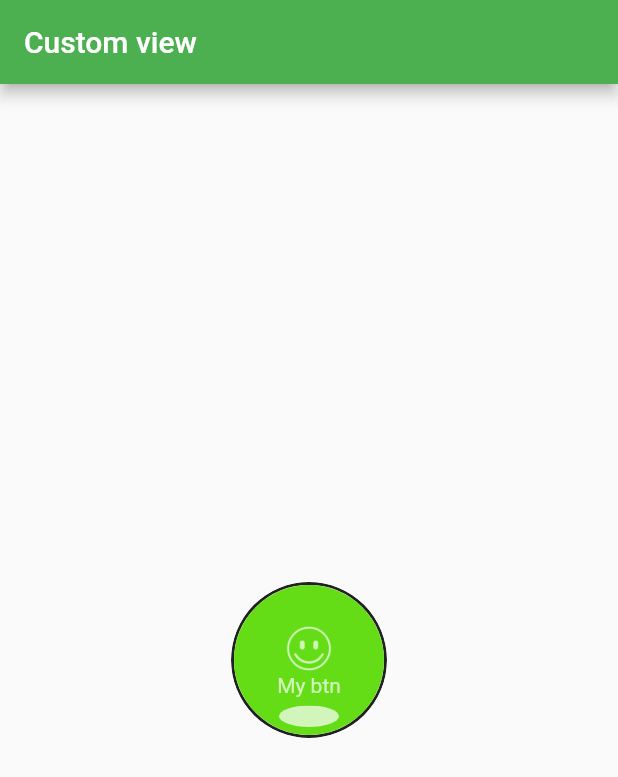
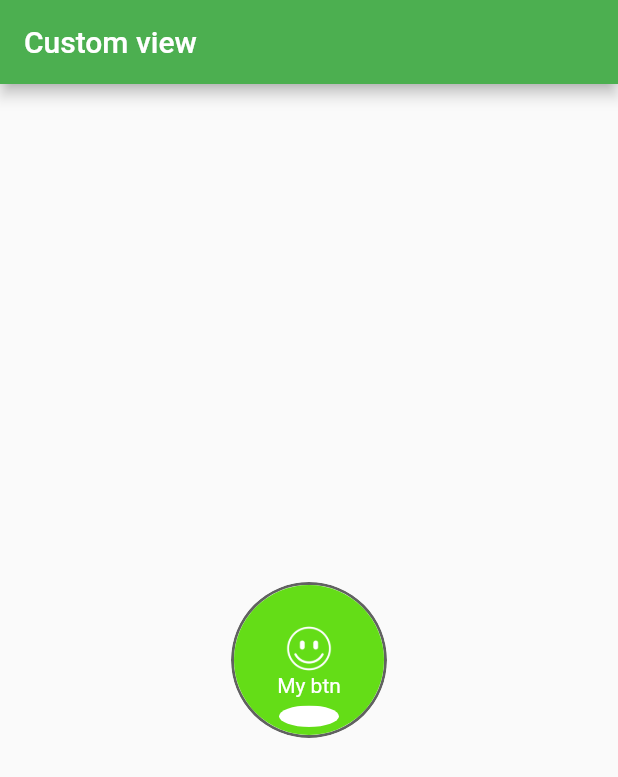
Before and after one commit to IvanTyurin/smile_app, a Flutter app: the screen it shows after launch, after a tap on "My btn", on a phone screen of 412 x 824 dp. Shown: the top 777 px of the screen. Run offline on Flutter 3.47's test engine with Material 2 defaults, Android fonts, the phone set to English and light mode, and no system bars.

Commit message:
Corrected the logic of the button. Added getting the path to the image. Formatted the code to dartfmt.

```diff
--- a/lib/SmileButton.dart
+++ b/lib/SmileButton.dart
@@ -7,19 +7,21 @@ class SmileButton extends StatefulWidget {
   final Color activeColor;
   final Color accentColor;
   final bool isEnabled;
+  final String imagePath;
 
   final void Function(bool state) onTap;
 
-  SmileButton({
-    Key key,
+  SmileButton(
+      {Key key,
       this.buttonSize,
+      this.imagePath,
       this.title,
       this.accentColor,
       this.filColor,
       this.activeColor,
       this.onTap,
-    @required this.isEnabled
-  }) : super(key: key);
+      this.isEnabled})
+      : super(key: key);
 
   @override
   _SmileButtonState createState() {
@@ -28,9 +30,11 @@ class SmileButton extends StatefulWidget {
 }
 
 class _SmileButtonState extends State<SmileButton> {
-  bool onTaped = false;
+  bool _onTaped = false;
+  bool _buttonIsEnabled;
 
   String _buttonTitle;
+  String _pathToImage;
   double _trueButtonSize;
   Color _buttonFilColor;
   Color _buttonAccentColor;
@@ -47,17 +51,15 @@ class _SmileButtonState extends State<SmileButton> {
         decoration: BoxDecoration(
             border: Border.all(
               width: 2.0,
-                color: Colors.black87,
+              color: Colors.grey.shade700,
             ),
-              borderRadius: BorderRadius.all(Radius.circular((_trueButtonSize+4)/2))
-            ),
+            borderRadius:
+                BorderRadius.all(Radius.circular((_trueButtonSize + 4) / 2))),
         child: ClipOval(
           child: _buttonBodyBuilder(),
         ),
-          )
-        ),
-      )
-    );
+      )),
+    ));
   }
 
   Widget _buttonBodyBuilder() {
@@ -68,76 +70,93 @@ class _SmileButtonState extends State<SmileButton> {
       child: Column(
         mainAxisAlignment: MainAxisAlignment.end,
         children: [
-          Container(
-            constraints: BoxConstraints(
-              minHeight: _trueButtonSize/3,
-            ),
-            child: Image(
-              image: AssetImage('assets/happy.png'),
-              height: _trueButtonSize/3,
-              color: _buttonAccentColor,
-            ),
-            alignment: Alignment.bottomCenter,
-          ),
-          Container(
-            height: 16,
-            child: Text(
-              '$_buttonTitle',
-              style: TextStyle(
-                  color: _buttonAccentColor
-              ),
-            ),
-            alignment: Alignment.bottomCenter,
-          ),
-          Container(
-            constraints: BoxConstraints(
-                minHeight: _trueButtonSize/4
-            ),
-            child: ClipOval(
-              child: Container(
-                width: _trueButtonSize/2.5,
-                height: _trueButtonSize/7,
-                color: _buttonAccentColor,
-              ),
-            ),
-            alignment: Alignment.center,
-          ),
+          _buildImage(),
+          _buidTitle(),
+          _buildShadow(),
         ],
       ),
     );
   }
 
+  Widget _buildImage() {
+    return Container(
+      constraints: BoxConstraints(
+        minHeight: _trueButtonSize / 3,
+      ),
+      child: Image(
+        image: AssetImage('$_pathToImage'),
+        height: _trueButtonSize / 3,
+        color: _buttonAccentColor,
+      ),
+      alignment: Alignment.bottomCenter,
+    );
+  }
+
+  Widget _buidTitle() {
+    return Container(
+      height: 16,
+      child: Text(
+        '$_buttonTitle',
+        style: TextStyle(color: _buttonAccentColor),
+      ),
+      alignment: Alignment.bottomCenter,
+    );
+  }
+
+  Widget _buildShadow() {
+    return Container(
+      constraints: BoxConstraints(minHeight: _trueButtonSize / 4),
+      child: ClipOval(
+        child: Container(
+          width: _trueButtonSize / 2.5,
+          height: _trueButtonSize / 7,
+          color: _buttonAccentColor,
+        ),
+      ),
+      alignment: Alignment.center,
+    );
+  }
+
   void _buttonSetup() {
-    (widget.buttonSize > 60) ? _trueButtonSize = widget.buttonSize : _trueButtonSize = 60;
+    (widget.isEnabled == null || widget.isEnabled == true)
+        ? _buttonIsEnabled = true
+        : _buttonIsEnabled = false;
+
+    (widget.buttonSize > 60)
+        ? _trueButtonSize = widget.buttonSize
+        : _trueButtonSize = 60;
     (widget.title != null) ? _buttonTitle = widget.title : _buttonTitle = "";
-    (widget.filColor != null) ? _buttonFilColor = widget.filColor : _buttonFilColor = Colors.lightGreenAccent.shade700;
-    (widget.accentColor != null) ? _buttonAccentColor = widget.accentColor : _buttonAccentColor = Colors.red.shade900;
-    if(onTaped) {
-      (widget.accentColor != null) ? _buttonAccentColor = widget.accentColor : _buttonAccentColor = Colors.white70;
+    (widget.filColor != null)
+        ? _buttonFilColor = widget.filColor
+        : _buttonFilColor = Colors.lightGreenAccent.shade700;
+    (widget.imagePath != null)
+        ? _pathToImage = widget.imagePath
+        : _pathToImage = "";
+
+    if (_buttonIsEnabled) {
+      if (_onTaped) {
+        (widget.accentColor != null)
+            ? _buttonAccentColor = widget.accentColor
+            : _buttonAccentColor = Colors.white;
       } else {
-      (widget.accentColor != null) ? _buttonAccentColor = widget.accentColor : _buttonAccentColor = Colors.red.shade900;
+        (widget.accentColor != null)
+            ? _buttonAccentColor = widget.accentColor
+            : _buttonAccentColor = Colors.red.shade900;
+      }
+    } else {
+      (widget.accentColor != null)
+          ? _buttonAccentColor = widget.accentColor
+          : _buttonAccentColor = Colors.pinkAccent.shade100;
     }
   }
 
   void _onButtonTap() {
-    onTaped = !onTaped;
+    if (_buttonIsEnabled) {
+      _onTaped = !_onTaped;
       setState(() {
         _buttonSetup();
       });
-    if(widget.onTap != null) widget.onTap(onTaped);
+      if (widget.onTap != null) widget.onTap(_onTaped);
     }
   }
-
-class SmilePainter extends CustomPainter {
-  @override
-  void paint(Canvas canvas, Size size) {
-    var paint = Paint()
-      ..color = Colors.amber
-      ..style = PaintingStyle.fill;
-    canvas.drawCircle(Offset(100, 100), 50, paint);
 }
-
-  @override
-  bool shouldRepaint(CustomPainter oldDelegate) => true;
-
-}
--- a/lib/main.dart
+++ b/lib/main.dart
@@ -37,10 +37,12 @@ class _MyHomePageState extends State<MyHomePage> {
           mainAxisAlignment: MainAxisAlignment.center,
           children: <Widget>[
             SmileButton(
+              imagePath: "assets/happy.png",
               buttonSize: 100,
               title: "My btn",
-              isEnabled: false,
-              onTap: (state) { print(state); },
+              onTap: (state) {
+                print(state);
+              },
             ),
           ],
         ),
```
Lines whose indentation alone changed are shown as unchanged.
